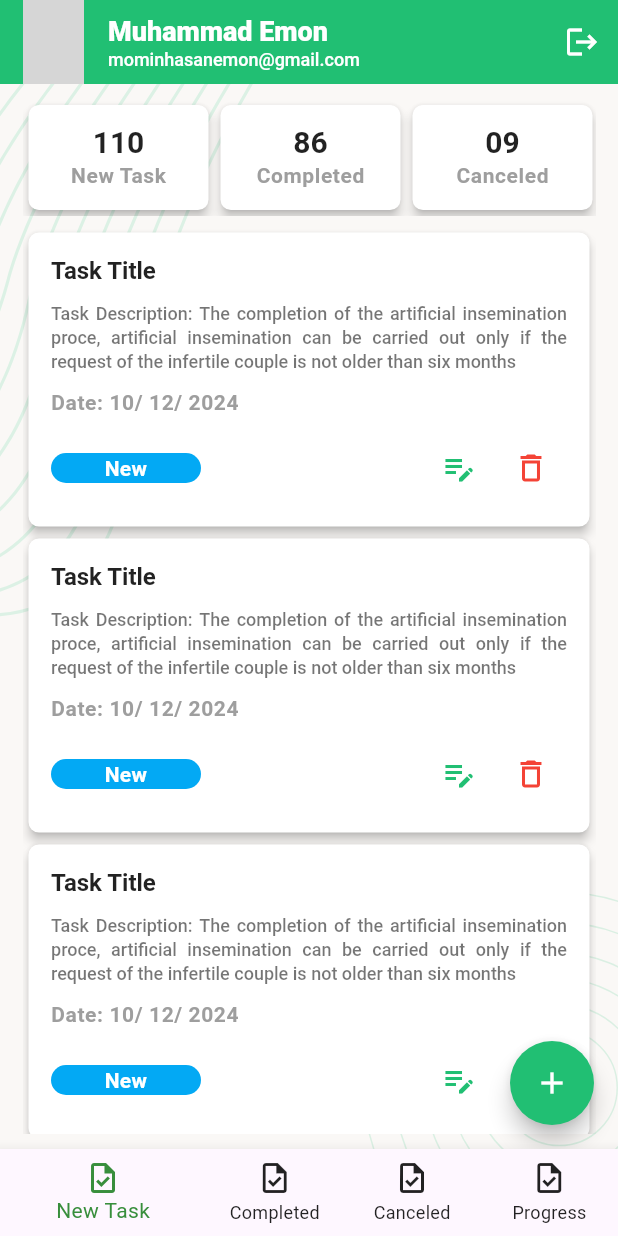
After one commit to m-mhe/task_manager, a Flutter app: the BottomNavBar screen opened directly, on a phone screen of 412 x 824 dp. The commit adds this screen. Run offline on Flutter 3.47's test engine with Material 3 defaults, Android fonts, the phone set to English and light mode, and no system bars; our stand-ins replace cached_network_image, flutter_svg, pin_code_fields; network calls fail; grey boxes are pictures that could not be loaded.

Commit message:
Rest of the page added

```diff
--- /dev/null
+++ b/lib/UI/screens/new_task_screen.dart
@@ -0,0 +1,79 @@
+import 'package:flutter/material.dart';
+import 'package:task_manager/UI/widgets/background_widget.dart';
+import 'package:task_manager/UI/widgets/task_item.dart';
+
+class NewTaskScreen extends StatefulWidget {
+  const NewTaskScreen({super.key});
+
+  @override
+  State<NewTaskScreen> createState() => _NewTaskScreenState();
+}
+
+class _NewTaskScreenState extends State<NewTaskScreen> {
+  @override
+  Widget build(BuildContext context) {
+    return Scaffold(
+      body: BackgroundWidget(
+        child: Padding(
+          padding:
+              const EdgeInsets.only(left: 15, top: 10, right: 15, bottom: 10),
+          child: Column(
+            children: [
+              SingleChildScrollView(
+                scrollDirection: Axis.horizontal,
+                child: Row(
+                  children: [
+                    _summaryCard(number: '110', title: 'New Task'),
+                    _summaryCard(number: '86', title: 'Completed'),
+                    _summaryCard(number: '09', title: 'Canceled'),
+                    _summaryCard(number: '18', title: 'Progress'),
+                  ],
+                ),
+              ),
+              SizedBox(height: 7,),
+              Expanded(child: TaskItem(child: Container(
+                width: 100,
+                decoration: BoxDecoration(
+                    color: Colors.lightBlue,
+                    borderRadius: BorderRadius.circular(80)),
+                child: Text(
+                  "New",
+                  textAlign: TextAlign.center,
+                  style: TextStyle(
+                      color: Colors.white, fontWeight: FontWeight.w600),
+                ),
+              ),),),
+            ],
+          ),
+        ),
+      ),
+      floatingActionButton: FloatingActionButton(onPressed: (){}, child: Icon(Icons.add),),
+    );
+  }
+
+  Widget _summaryCard({required String number, required String title}) {
+    return Card(
+      color: Colors.white,
+      elevation: 3,
+      child: SizedBox(
+        width: 120,
+        height: 70,
+        child: Column(
+          crossAxisAlignment: CrossAxisAlignment.center,
+          mainAxisAlignment: MainAxisAlignment.center,
+          children: [
+            Text(
+              number,
+              style: Theme.of(context).textTheme.headlineLarge,
+            ),
+            Text(
+              title,
+              style: Theme.of(context).textTheme.bodySmall,
+            )
+          ],
+        ),
+      ),
+      shape: RoundedRectangleBorder(borderRadius: BorderRadius.circular(7)),
+    );
+  }
+}
--- /dev/null
+++ b/lib/UI/widgets/bottom_navigation_bar.dart
@@ -0,0 +1,46 @@
+import 'package:flutter/material.dart';
+import 'package:task_manager/UI/screens/canceled_task_screen.dart';
+import 'package:task_manager/UI/screens/completed_task_screen.dart';
+import 'package:task_manager/UI/screens/new_task_screen.dart';
+import 'package:task_manager/UI/screens/progress_task_screen.dart';
+import 'package:task_manager/UI/widgets/background_widget.dart';
+import 'package:task_manager/UI/widgets/profile_app_bar.dart';
+
+class BottomNavBar extends StatefulWidget {
+  const BottomNavBar({super.key});
+
+  @override
+  State<BottomNavBar> createState() => _BottomNavBarState();
+}
+
+class _BottomNavBarState extends State<BottomNavBar> {
+  int _screenIndex = 0;
+
+  final List<Widget> _screens = const [
+    NewTaskScreen(),
+    CompletedTaskScreen(),
+    CanceledTaskScreen(),
+    ProgressTaskScreen()
+  ];
+
+  @override
+  Widget build(BuildContext context) {
+    return Scaffold(
+      appBar: profileAppBar(),
+      body: _screens[_screenIndex],
+      bottomNavigationBar: BottomNavigationBar(
+        onTap: (i){
+          _screenIndex = i;
+          setState(() {});
+        },
+        currentIndex: _screenIndex,
+        items: [
+          BottomNavigationBarItem(icon: Icon(Icons.task_outlined,),label: 'New Task',),
+          BottomNavigationBarItem(icon: Icon(Icons.task_outlined,),label: 'Completed',),
+          BottomNavigationBarItem(icon: Icon(Icons.task_outlined,),label: 'Canceled',),
+          BottomNavigationBarItem(icon: Icon(Icons.task_outlined,),label: 'Progress',),
+        ],
+      ),
+    );
+  }
+}
--- /dev/null
+++ b/lib/UI/widgets/profile_app_bar.dart
@@ -0,0 +1,29 @@
+import 'package:flutter/material.dart';
+import 'package:task_manager/UI/widgets/network_image.dart';
+
+AppBar profileAppBar(){
+  return AppBar(
+    leading: Padding(
+      padding: const EdgeInsets.only(left: 15),
+      child: Container(
+        decoration: const BoxDecoration(
+          shape: BoxShape.circle,
+          image: DecorationImage(
+            image: NetworkImage('https://images.pexels.com/users/avatars/291180653/momin-hosan-emon-255.jpeg?auto=compress&fit=crop&h=130&w=130&dpr=1')
+          )
+        ),
+
+      ),
+    ),
+    title: Column(
+      crossAxisAlignment: CrossAxisAlignment.start,
+      children: [
+        Text('Muhammad Emon', style: TextStyle(fontSize: 18),),
+        Text('mominhasanemon@gmail.com', style: TextStyle(fontSize: 12,fontWeight: FontWeight.w500),)
+      ],
+    ),
+    actions: [
+      IconButton(onPressed: (){}, icon: Icon(Icons.logout))
+    ],
+  );
+}
--- /dev/null
+++ b/lib/UI/widgets/task_item.dart
@@ -0,0 +1,56 @@
+import 'package:flutter/material.dart';
+
+class TaskItem extends StatelessWidget {
+  const TaskItem({super.key, required this.child});
+  final Widget child;
+
+  @override
+  Widget build(BuildContext context) {
+    return ListView.builder(
+      itemCount: 20,
+      itemBuilder: (context, i) {
+        return Card(
+          shape: RoundedRectangleBorder(borderRadius: BorderRadius.circular(7)),
+          color: Colors.white,
+          elevation: 3,
+          child: Padding(
+            padding: const EdgeInsets.all(15),
+            child: Column(
+              crossAxisAlignment: CrossAxisAlignment.start,
+              children: [
+                Text(
+                    style: Theme.of(context).textTheme.headlineMedium,
+                    'Task Title'),
+                Padding(
+                  padding: const EdgeInsets.symmetric(vertical: 10),
+                  child: Text(
+                    textAlign: TextAlign.justify,
+                      style: Theme.of(context).textTheme.headlineSmall,
+                      "Task Description: The completion of the artificial insemination proce, artificial insemination can be carried out only if the request of the infertile couple is not older than six months"),
+                ),
+                Padding(
+                  padding: const EdgeInsets.only(bottom: 10),
+                  child: Text(
+                      style: Theme.of(context).textTheme.bodySmall,
+                      'Date: 10/ 12/ 2024'),
+                ),
+                Row(
+                  mainAxisAlignment: MainAxisAlignment.spaceBetween,
+                  children: [
+                    child,
+                    Row(
+                      children: [
+                        IconButton(onPressed: (){}, icon: Icon(Icons.edit_note_outlined, color: Color(0xff21BF73),size: 24,),),
+                        IconButton(onPressed: (){}, icon: Icon(Icons.delete_outline, color: Colors.red,size: 24,),),
+                      ],
+                    ),
+                  ],
+                )
+              ],
+            ),
+          ),
+        );
+      },
+    );
+  }
+}
--- a/pubspec.yaml
+++ b/pubspec.yaml
@@ -37,6 +37,7 @@ dependencies:
   cupertino_icons: ^1.0.6
   flutter_svg: ^2.0.10+1
   pin_code_fields: ^8.0.1
+  cached_network_image: ^3.3.1
 
 dev_dependencies:
   flutter_test:
```
Also changed, not shown: lib/UI/screens/authentication/sign_in_screen.dart (+11 -1 lines), lib/UI/screens/canceled_task_screen.dart (added, +36 -0 lines), lib/UI/screens/completed_task_screen.dart (added, +35 -0 lines), lib/UI/screens/progress_task_screen.dart (added, +37 -0 lines), lib/UI/widgets/network_image.dart (added, +28 -0 lines), lib/app.dart (+33 -5 lines), lib/UI/utility/theme_colors.dart (deleted), pubspec.lock, 1 other file.
